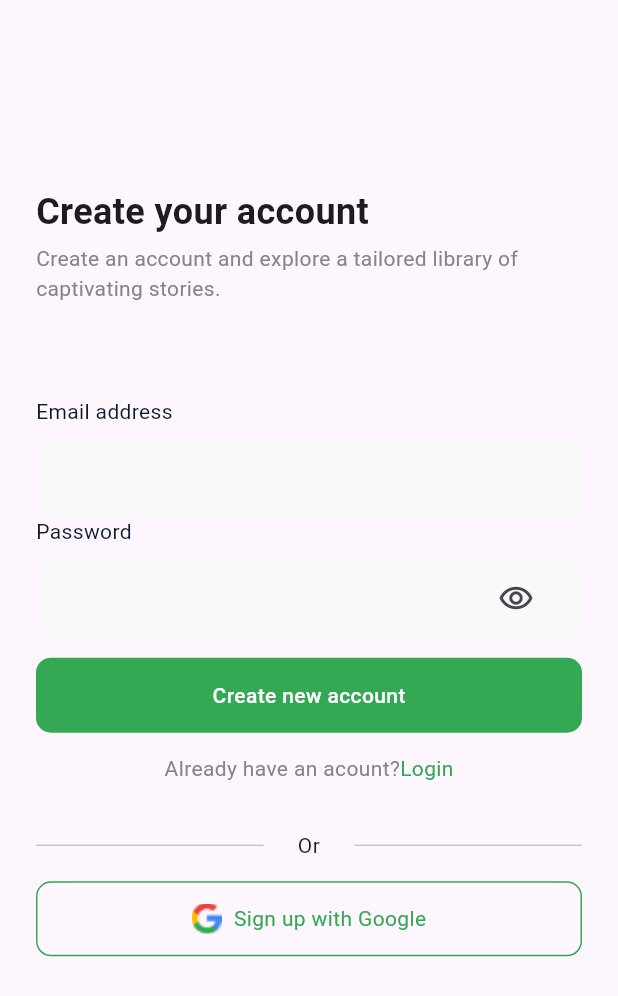
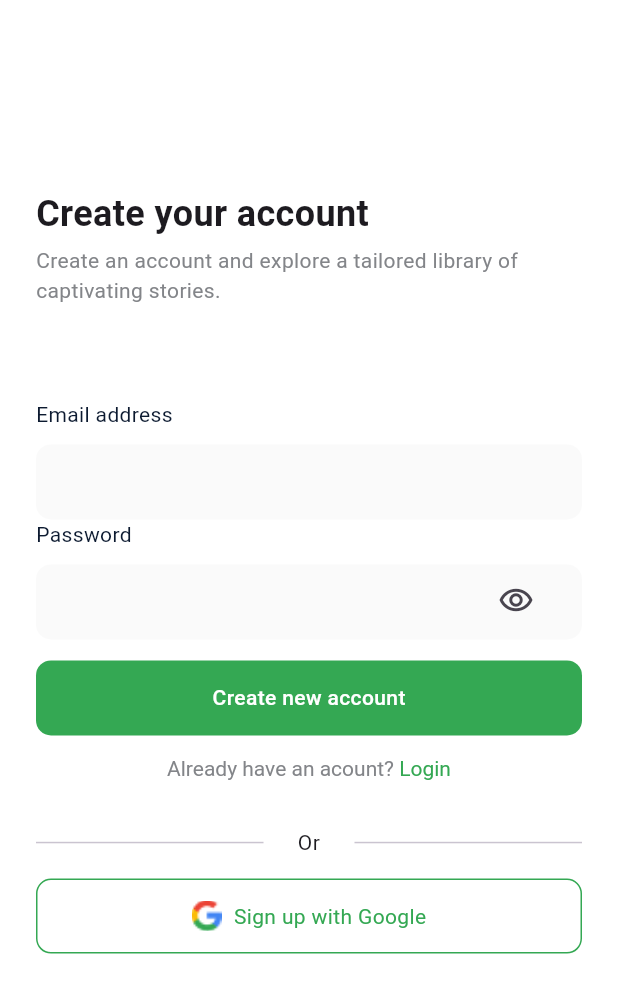
Before and after one commit to Arman711/Book-reading, a Flutter app: the screen it shows after launch, on a phone screen of 412 x 824 dp. Shown: the top 996 px of the screen. Run offline on Flutter 3.47's test engine with Material 3 defaults, Android fonts, the phone set to English and light mode, and no system bars.

```diff
--- a/lib/presentation/core/constants/colors.dart
+++ b/lib/presentation/core/constants/colors.dart
@@ -4,4 +4,5 @@ abstract class AppColor {
   static const fa = Color(0xffFAFAFA);
   static const a30 = Color(0xff0C1A30);
   static const a853 = Color(0xff34A853);
+  static const f83 = Color(0xff838589);
 }
--- a/lib/presentation/core/constants/typography.dart
+++ b/lib/presentation/core/constants/typography.dart
@@ -9,7 +9,7 @@ abstract class AppTypography {
   static const s14w4c83 = TextStyle(
     fontSize: 14,
     fontWeight: FontWeight.w400,
-    color: Color(0xff838589),
+    color: AppColor.f83,
   );
   static const s14w4c30 = TextStyle(
     fontSize: 14,
--- a/lib/presentation/sign_up_screen/sign_up_screen.dart
+++ b/lib/presentation/sign_up_screen/sign_up_screen.dart
@@ -1,63 +1,93 @@
 import 'package:book_reading/presentation/core/constants/typography.dart';
 import 'package:book_reading/presentation/core/widgets/primary_button.dart';
 import 'package:book_reading/presentation/sign_up_screen/widgets/app_divider.dart';
-import 'package:book_reading/presentation/sign_up_screen/widgets/app_rich_text.dart';
+import 'package:book_reading/presentation/sign_up_screen/widgets/auth_switcher_text.dart';
 import 'package:book_reading/presentation/sign_up_screen/widgets/app_text_field.dart';
 import 'package:book_reading/presentation/sign_up_screen/widgets/google_button.dart';
 import 'package:flutter/material.dart';
 
-class SignUpScreen extends StatelessWidget {
+class SignUpScreen extends StatefulWidget {
   const SignUpScreen({super.key});
 
   @override
+  State<SignUpScreen> createState() => _SignUpScreenState();
+}
+
+bool a = true;
+
+class _SignUpScreenState extends State<SignUpScreen> {
+  void signUpOrSignIn() {
+    setState(
+      () {
+        if (a == true) {
+          a = false;
+        } else {
+          a = true;
+        }
+      },
+    );
+  }
+
+  @override
   Widget build(BuildContext context) {
-    return const Scaffold(
+    return Scaffold(
+      backgroundColor: Colors.white,
       body: Padding(
-        padding: EdgeInsets.symmetric(
+        padding: const EdgeInsets.symmetric(
           horizontal: 24,
         ),
         child: Column(
           crossAxisAlignment: CrossAxisAlignment.start,
           children: [
-            Spacer(
+            const Spacer(
               flex: 4,
             ),
             Text(
-              'Create your account',
+              a ? 'Create your account' : 'Log in',
               style: AppTypography.boldTexts24w6,
             ),
-            SizedBox(
+            const SizedBox(
               height: 4,
             ),
             Text(
-              'Create an account and explore a tailored library of captivating stories.',
+              a
+                  ? 'Create an account and explore a tailored library of captivating stories.'
+                  : 'Welcome back! Log in to resume your reading journey.',
               style: AppTypography.s14w4c83,
             ),
-            Spacer(
+            const Spacer(
               flex: 2,
             ),
-            AppTextField(
+            const AppTextField(
               text: 'Email address',
             ),
-            AppTextField(
+            const AppTextField(
               text: 'Password',
               suffixIcon: Icons.remove_red_eye_outlined,
             ),
-            SizedBox(
+            const SizedBox(
               height: 14,
             ),
-            PrimaryButton(text: 'Create new account'),
-            SizedBox(
+            PrimaryButton(text: a ? 'Create new account' : 'Log in'),
+            const SizedBox(
               height: 14,
             ),
-            AppRichText(),
-            Spacer(),
-            AppDivider(),
-            SizedBox(
+            Center(
+              child: AuthSwitcherText(
+                text: a ? 'Already have an acount?' : 'Don’t have an acount?',
+                buttonText: a ? ' Login' : ' Sign up',
+                onTap: signUpOrSignIn,
+              ),
+            ),
+            const Spacer(),
+            const AppDivider(),
+            const SizedBox(
               height: 14,
             ),
-            GoogleButton(),
-            Spacer(
+            GoogleButton(
+              text: a ? 'Sign up with Google' : 'Login with Google',
+            ),
+            const Spacer(
               flex: 6,
             ),
           ],
--- a/lib/presentation/sign_up_screen/widgets/app_rich_text.dart
+++ /dev/null
@@ -1,23 +0,0 @@
-import 'package:book_reading/presentation/core/constants/typography.dart';
-import 'package:flutter/material.dart';
-
-class AppRichText extends StatelessWidget {
-  const AppRichText({super.key});
-
-  @override
-  Widget build(BuildContext context) {
-    return const Row(
-      mainAxisAlignment: MainAxisAlignment.center,
-      children: [
-        Text(
-          'Already have an acount?',
-          style: AppTypography.s14w4c83,
-        ),
-        Text(
-          'Login',
-          style: AppTypography.s14w5c853,
-        ),
-      ],
-    );
-  }
-}
--- /dev/null
+++ b/lib/presentation/sign_up_screen/widgets/auth_switcher_text.dart
@@ -0,0 +1,33 @@
+import 'package:book_reading/presentation/core/constants/typography.dart';
+import 'package:flutter/gestures.dart';
+import 'package:flutter/material.dart';
+
+class AuthSwitcherText extends StatelessWidget {
+  final String text;
+  final String buttonText;
+  final void Function() onTap;
+  const AuthSwitcherText({
+    super.key,
+    required this.text,
+    required this.buttonText,
+    required this.onTap,
+  });
+
+  @override
+  Widget build(BuildContext context) {
+    return RichText(
+      textAlign: TextAlign.center,
+      text: TextSpan(
+        text: text,
+        style: AppTypography.s14w4c83,
+        children: <TextSpan>[
+          TextSpan(
+            text: buttonText,
+            style: AppTypography.s14w5c853,
+            recognizer: TapGestureRecognizer()..onTap = onTap,
+          ),
+        ],
+      ),
+    );
+  }
+}
--- a/lib/presentation/sign_up_screen/widgets/google_button.dart
+++ b/lib/presentation/sign_up_screen/widgets/google_button.dart
@@ -3,7 +3,11 @@ import 'package:book_reading/presentation/core/constants/typography.dart';
 import 'package:flutter/material.dart';
 
 class GoogleButton extends StatelessWidget {
-  const GoogleButton({super.key});
+  final String text;
+  const GoogleButton({
+    super.key,
+    required this.text,
+  });
 
   @override
   Widget build(BuildContext context) {
@@ -34,8 +38,8 @@ class GoogleButton extends StatelessWidget {
             const SizedBox(
               width: 8,
             ),
-            const Text(
-              'Sign up with Google',
+            Text(
+              text,
               style: AppTypography.s14w5c853,
             ),
           ],
--- a/pubspec.yaml
+++ b/pubspec.yaml
@@ -35,6 +35,7 @@ dependencies:
   # The following adds the Cupertino Icons font to your application.
   # Use with the CupertinoIcons class for iOS style icons.
   cupertino_icons: ^1.0.8
+  auto_route: ^9.2.2
 
 dev_dependencies:
   flutter_test:
```
Also changed, not shown: pubspec.lock.
